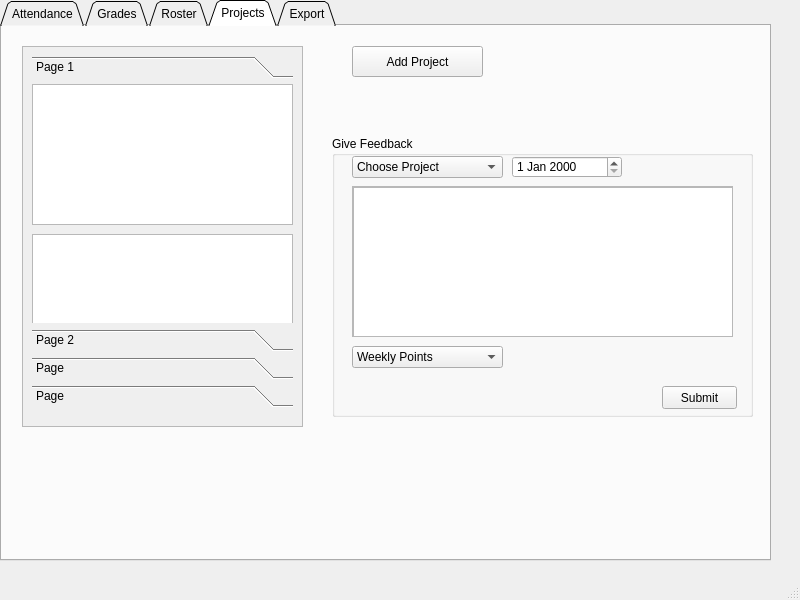
This is CMS1.ui in lizhao1993/CMS as Qt 5 draws it before an edit. The edited form follows.
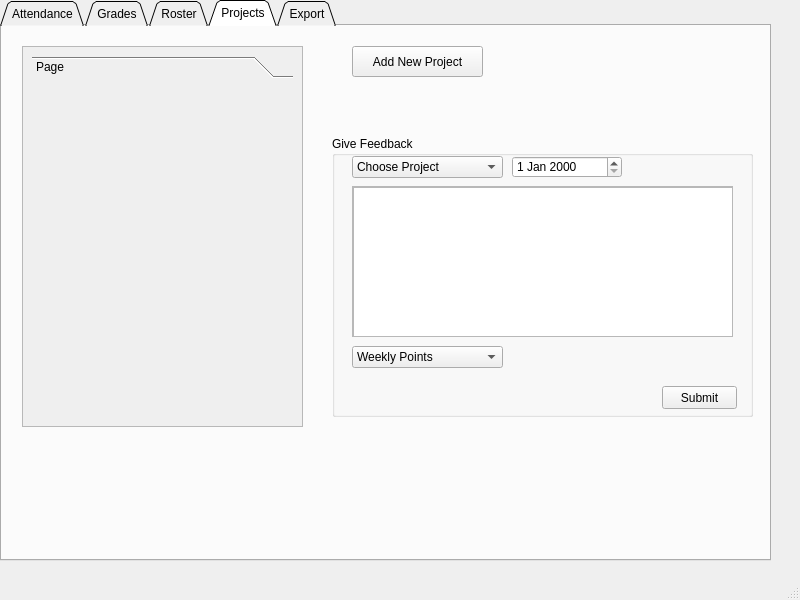
This is the edited form. The open tabs and pages were chosen to show the change.

Diff of the .ui file:
```diff
--- a/CMS1.ui
+++ b/CMS1.ui
@@ -205,72 +205,13 @@
           <property name="currentIndex">
            <number>3</number>
           </property>
-          <widget class="QWidget" name="projectPage">
-           <property name="geometry">
-            <rect>
-             <x>0</x>
-             <y>0</y>
-             <width>98</width>
-             <height>28</height>
-            </rect>
-           </property>
-           <attribute name="label">
-            <string>Page 1</string>
-           </attribute>
-           <widget class="QTableView" name="studentInProject">
-            <property name="geometry">
-             <rect>
-              <x>0</x>
-              <y>0</y>
-              <width>261</width>
-              <height>141</height>
-             </rect>
-            </property>
-           </widget>
-           <widget class="QTableView" name="projectFeedback">
-            <property name="geometry">
-             <rect>
-              <x>0</x>
-              <y>150</y>
-              <width>261</width>
-              <height>151</height>
-             </rect>
-            </property>
-           </widget>
-          </widget>
-          <widget class="QWidget" name="page_2">
-           <property name="geometry">
-            <rect>
-             <x>0</x>
-             <y>0</y>
-             <width>98</width>
-             <height>28</height>
-            </rect>
-           </property>
-           <attribute name="label">
-            <string>Page 2</string>
-           </attribute>
-          </widget>
           <widget class="QWidget" name="page_3">
            <property name="geometry">
             <rect>
              <x>0</x>
              <y>0</y>
-             <width>98</width>
-             <height>28</height>
-            </rect>
-           </property>
-           <attribute name="label">
-            <string>Page</string>
-           </attribute>
-          </widget>
-          <widget class="QWidget" name="page_4">
-           <property name="geometry">
-            <rect>
-             <x>0</x>
-             <y>0</y>
              <width>261</width>
-             <height>247</height>
+             <height>324</height>
             </rect>
            </property>
            <attribute name="label">
@@ -394,7 +335,7 @@
        </rect>
       </property>
       <property name="text">
-       <string>Add Project</string>
+       <string>Add New Project</string>
       </property>
      </widget>
     </widget>
```
Left out of the diff: 12 changed lines with no effect on the pictures.
